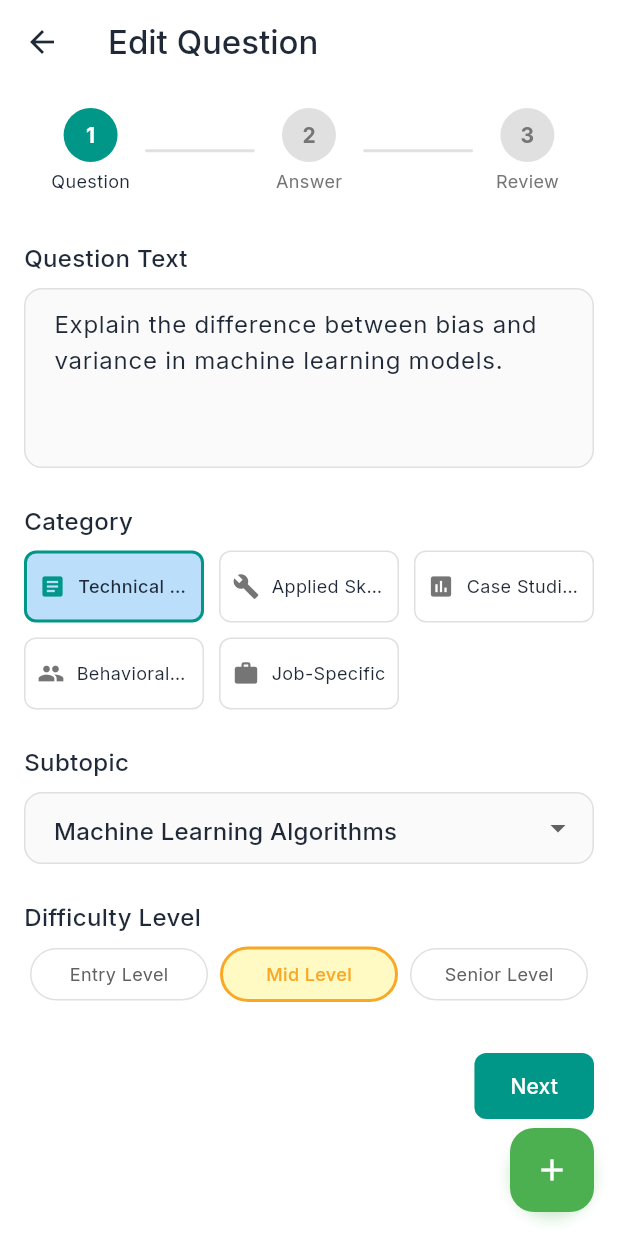
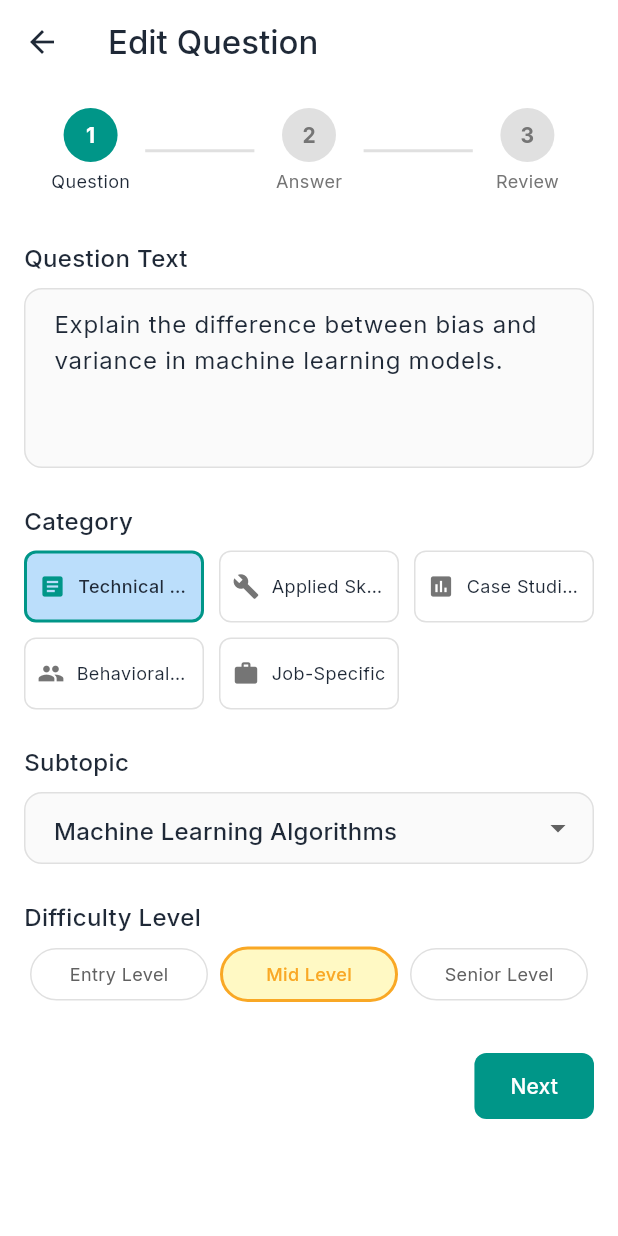
Before and after one commit to kiranraathod/grading_flashcard_app, a Flutter app: the CreateInterviewQuestionScreen screen opened directly with sample values from the repository, on a phone screen of 412 x 824 dp. Run offline on Flutter 3.47's test engine with Material 3 defaults, Android fonts, the light colour scheme and no system bars; drawn by our look-alikes of dynamic_color; our stand-ins replace equatable, flutter_bloc, google_fonts, shared_preferences, speech_to_text; accounts and stored records are empty; generated files the repository leaves out were written again; network calls fail.

Commit message:
fix: removed FAB from Create Question Screen

```diff
--- a/client/lib/screens/create_interview_question_screen.dart
+++ b/client/lib/screens/create_interview_question_screen.dart
@@ -4,9 +4,6 @@ import '../models/interview_question.dart';
 import '../services/interview_service.dart';
 import '../utils/colors.dart';
 import '../utils/category_mapper.dart';
-import '../widgets/multi_action_fab.dart';
-import 'create_flashcard_screen.dart';
-import 'job_description_question_generator_screen.dart';
 
 class CreateInterviewQuestionScreen extends StatefulWidget {
   final InterviewQuestion? questionToEdit;
@@ -259,36 +256,7 @@ class _CreateInterviewQuestionScreenState
           onPressed: () => Navigator.of(context).pop(),
         ),
       ),
-      floatingActionButton: _currentStep == 3 ? null : MultiActionFab(
-        backgroundColor: Colors.green,
-        tooltip: 'Create new content',
-        options: [
-          MultiActionFabOption(
-            label: 'Create Flashcards',
-            icon: Icons.style,
-            onTap: () {
-              Navigator.push(
-                context,
-                MaterialPageRoute(
-                  builder: (context) => const CreateFlashcardScreen(),
-                ),
-              );
-            },
-          ),
-          MultiActionFabOption(
-            label: 'Generate from Job Description',
-            icon: Icons.description,
-            onTap: () {
-              Navigator.push(
-                context,
-                MaterialPageRoute(
-                  builder: (context) => const JobDescriptionQuestionGeneratorScreen(),
-                ),
-              );
-            },
-          ),
-        ],
-      ),
+      // FAB removed from all steps
       body: Column(
         children: [
           // Steps indicator
```
Also changed, not shown: 1 other file.
